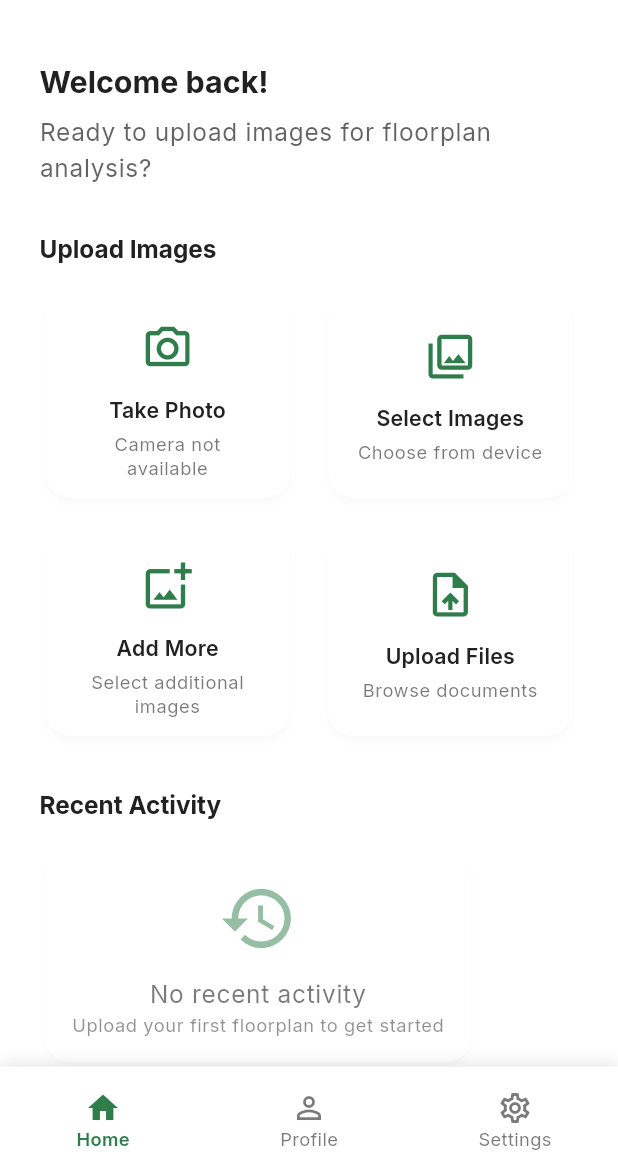
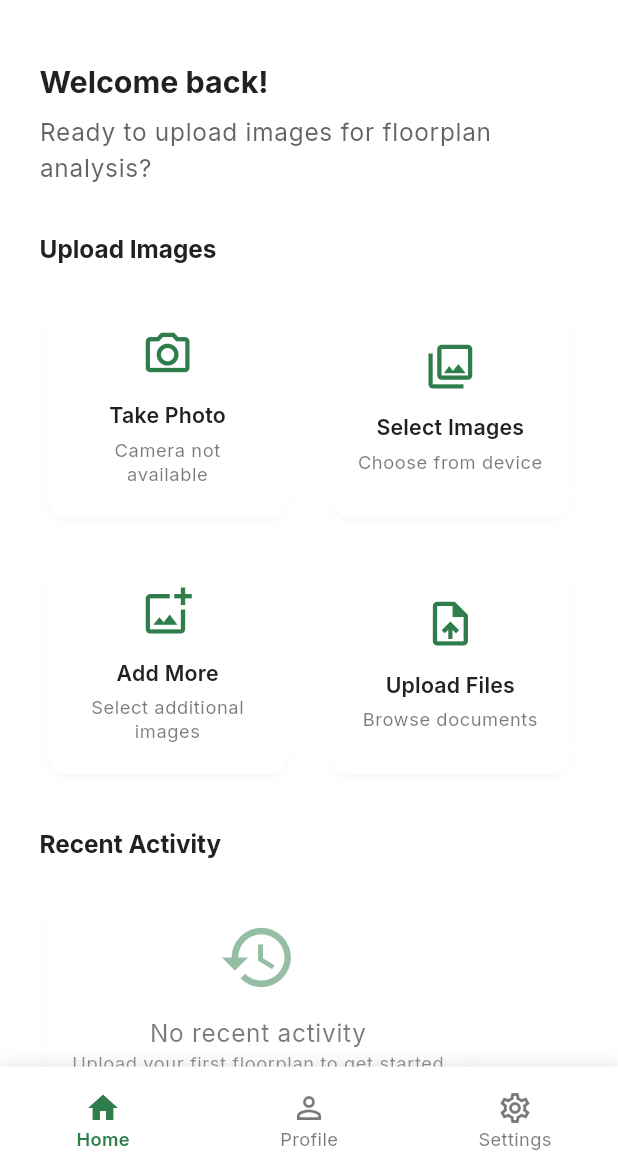
Before and after one commit to centmarde/terra-price-mobile, a Flutter app: the screen it shows once a user with an empty profile is signed in, on a phone screen of 412 x 824 dp, the part 61-1236 px from its top. Run offline on Flutter 3.47's test engine with Material 3 defaults, Android fonts, the phone set to English and light mode, and no system bars; our stand-ins replace flutter_screenutil, go_router, google_fonts, shared_preferences, supabase_flutter; accounts and stored records are empty.

Commit message:
removed the error - bottom overflowed by 10 pixels

```diff
--- a/lib/screens/home/widgets/home_page.dart
+++ b/lib/screens/home/widgets/home_page.dart
@@ -84,7 +84,7 @@ class _HomePageState extends State<HomePage> {
                 crossAxisCount: 2,
                 crossAxisSpacing: 16.w,
                 mainAxisSpacing: 16.h,
-                childAspectRatio: 1.2,
+                childAspectRatio: 1.1, // Reduced from 1.2 to give more height
                 children: [
                   _buildActionCard(
                     context,
```
